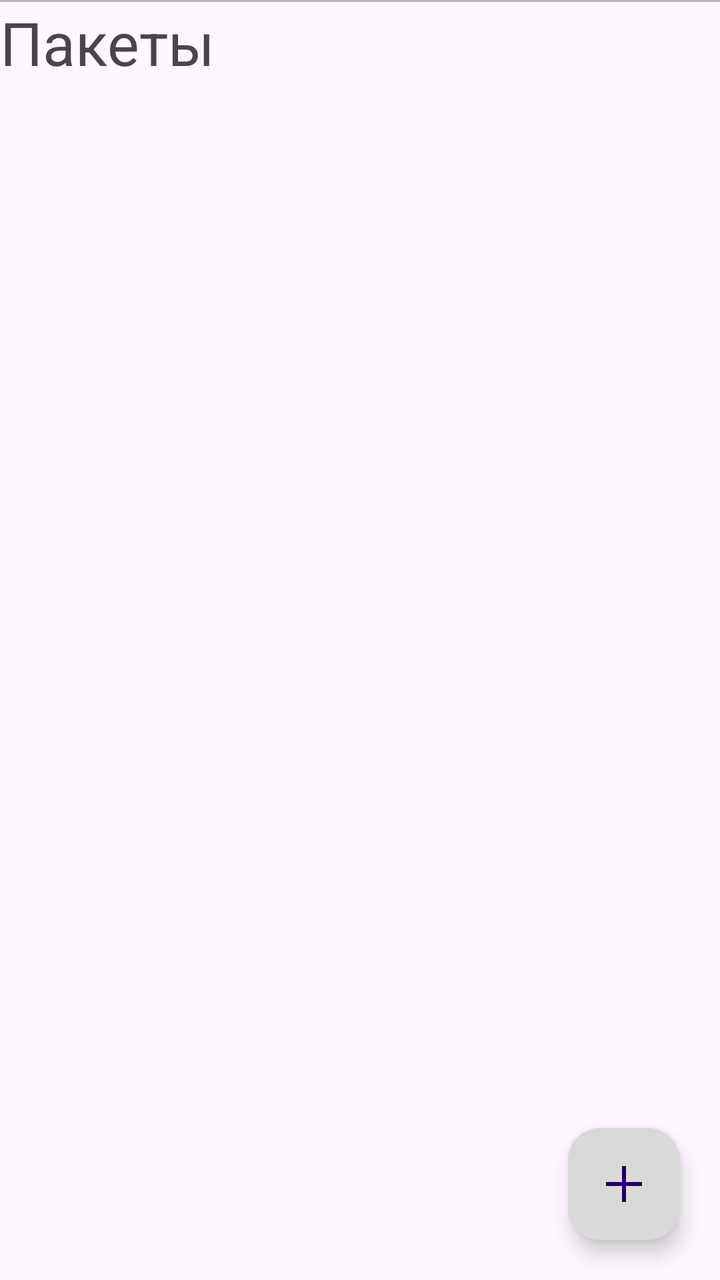
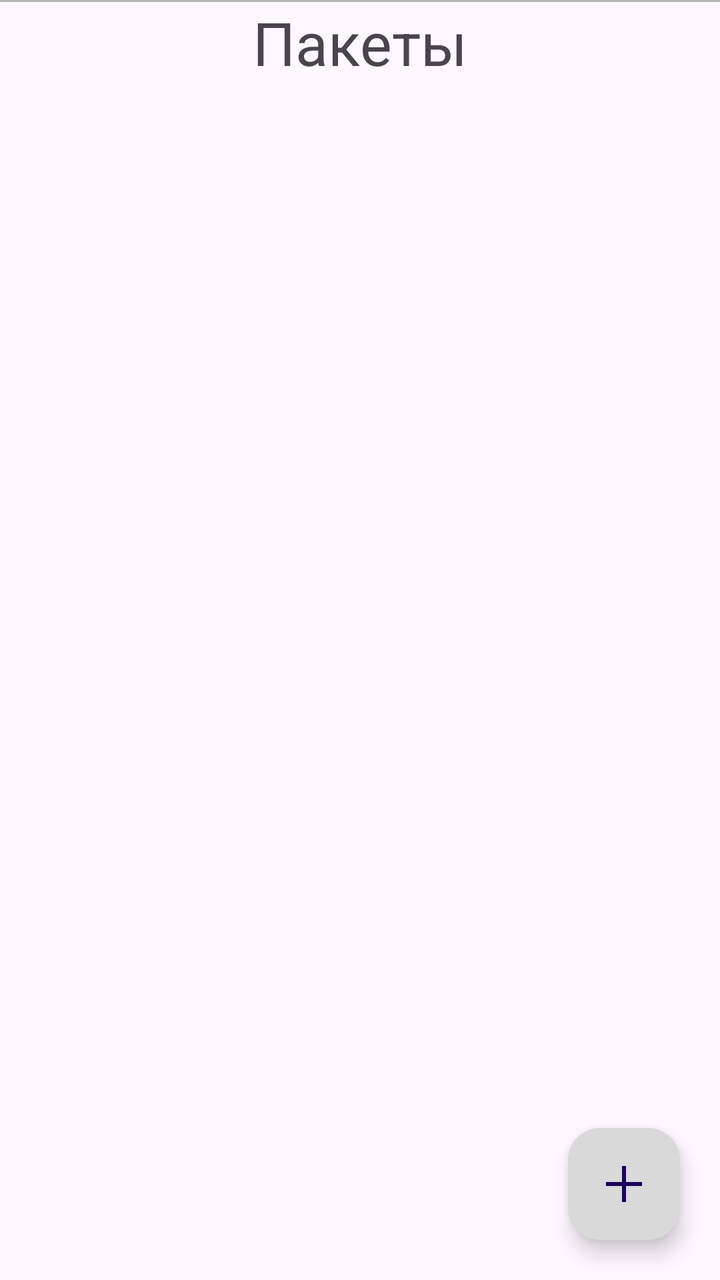

The first picture is an Android layout as it rendered before a commit; the second is the same layout after the commit. The layout source and the unified diff follow.
<!-- AndroidManifest.xml: application theme Theme.FGLearning -->
<!-- res/layout/fragment_view_packages.xml -->
<?xml version="1.0" encoding="utf-8"?>
<androidx.coordinatorlayout.widget.CoordinatorLayout xmlns:android="http://schemas.android.com/apk/res/android"
    xmlns:tools="http://schemas.android.com/tools"
    android:layout_width="match_parent"
    android:layout_height="match_parent"
    xmlns:app="http://schemas.android.com/apk/res-auto"
    tools:context=".fragments.viewList.ViewPackagesFragment">

    <LinearLayout
        android:layout_width="match_parent"
        android:layout_height="match_parent"
        android:orientation="vertical">

        <LinearLayout
            android:layout_width="match_parent"
            android:layout_height="1dp"
            android:background="@color/gray"/>

        <TextView
            android:layout_width="wrap_content"
            android:layout_height="wrap_content"
            android:textSize="30dp"
            android:text="Пакеты"/>




        <androidx.recyclerview.widget.RecyclerView
            android:scrollbars="vertical"
            android:id="@+id/recyclerView"
            android:layout_weight="1"
            android:layout_width="match_parent"
            android:layout_height="0dp" />
    </LinearLayout>

    <com.google.android.material.floatingactionbutton.FloatingActionButton
        android:id="@+id/add_package_button"
        android:layout_width="wrap_content"
        android:layout_height="wrap_content"
        android:backgroundTint="@color/light_gray"
        android:layout_gravity="bottom|end"
        android:layout_margin="20dp"
        android:clickable="true"
        android:src="@drawable/add" />

</androidx.coordinatorlayout.widget.CoordinatorLayout>
<!-- resources referenced by this layout -->
<resources>
  <color name="gray">#B6B6B6</color>
  <color name="light_gray">#D9D9D9</color>
  <!-- drawable add (drawable) -->
  <vector xmlns:android="http://schemas.android.com/apk/res/android" android:height="24dp" android:tint="#000000" android:viewportHeight="960" android:viewportWidth="960" android:width="24dp">
        
      <path android:fillColor="@android:color/white" android:pathData="M440,840L440,520L120,520L120,440L440,440L440,120L520,120L520,440L840,440L840,520L520,520L520,840L440,840Z"/>
      
  </vector>
  <style name="Theme.FGLearning" parent="Base.Theme.FGLearning">
      </style>
  <style name="Base.Theme.FGLearning" parent="Theme.Material3.DayNight.NoActionBar">
      </style>
</resources>

<!-- the commit's change to res/layout/fragment_view_packages.xml (unified diff, before → after) -->
@@ -20,6 +20,7 @@
             android:layout_width="wrap_content"
             android:layout_height="wrap_content"
             android:textSize="30dp"
+            android:layout_gravity="center"
             android:text="Пакеты"/>
 
 
